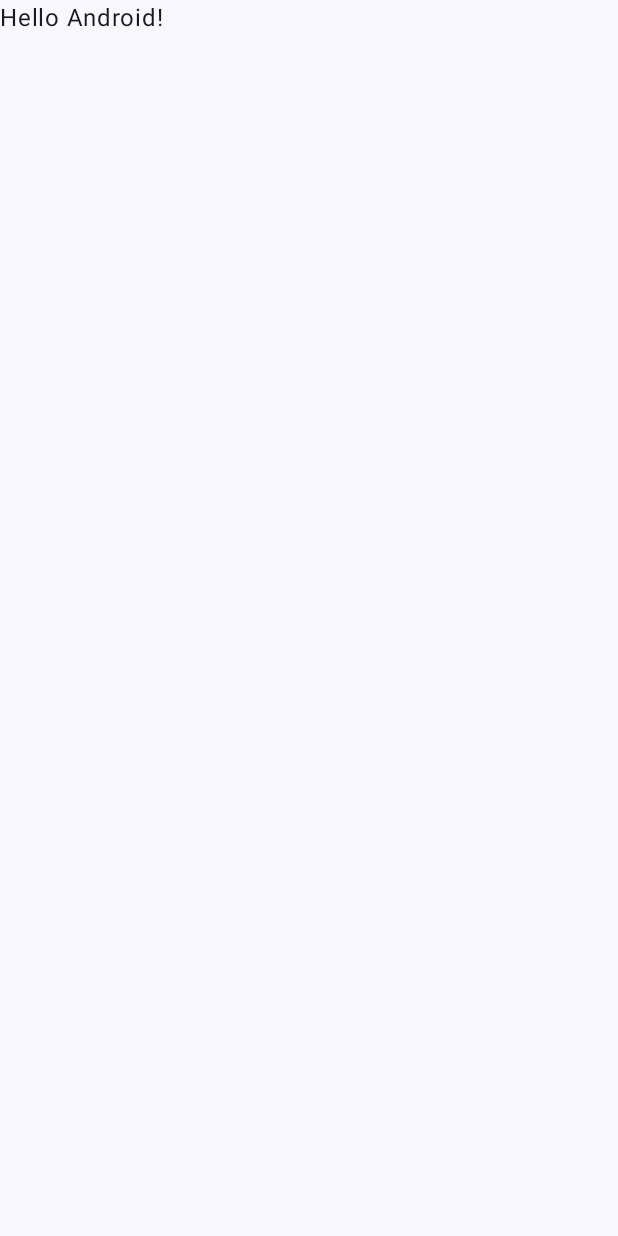
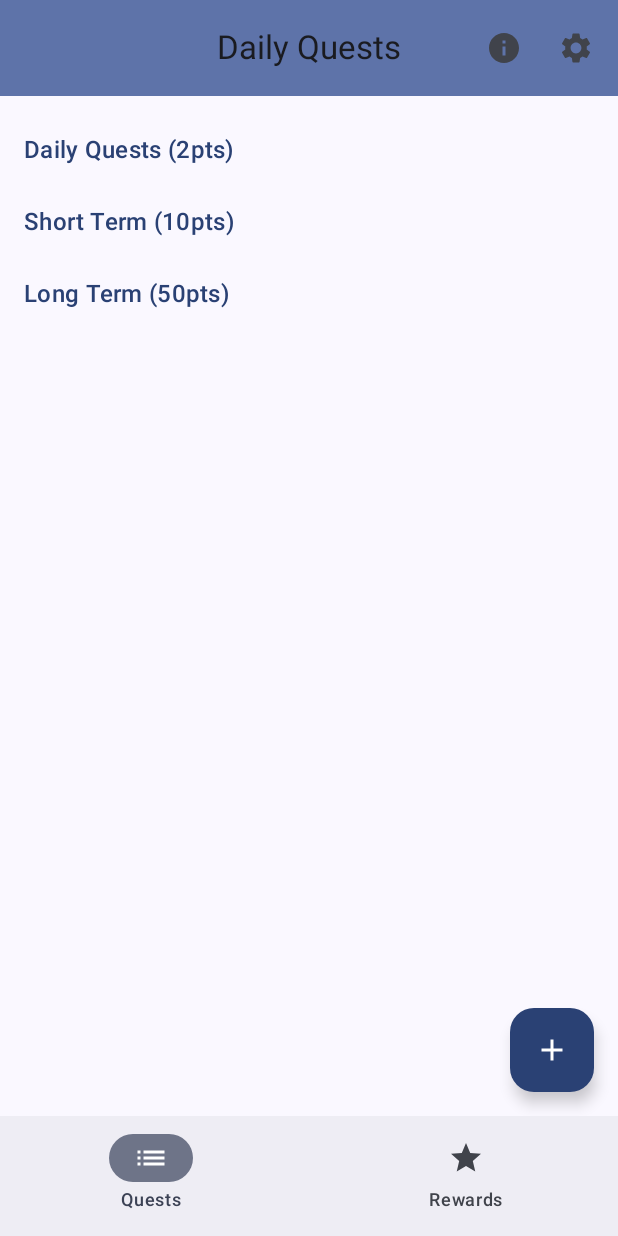
Before and after one commit to samrc265/Earn_It, an Android app built with Jetpack Compose: the screen it shows after launch (MainActivity), on a phone screen of 412 x 824 dp. Before the commit the screen is almost empty. Run offline under Robolectric (Android 15) with nearby library versions, the phone set to English and light mode, and no system bars; our stand-ins replace Room's generated code.

Commit message:
feat: Implement core app structure and database
This commit introduces the fundamental architecture of the application, including database persistence, view model logic, and a multi-screen user interface.

- **Database and Repository:**
  - Integrates Room for local data storage (`EarnItDatabase`, `EarnItDao`).
  - Defines entities for `Task`, `RewardNote`, and `UserStats`.
  - Implements a `Repository` pattern (`EarnItRepository`) to abstract data sources.
  - Adds a `TypeConverter` for the `TaskType` enum.

- **ViewModel:**
  - Creates a `MainViewModel` to hold and manage UI state and business logic.
  - Exposes database data as `StateFlow`s (`tasks`, `score`, `notes`).
  - Implements functions for all user actions: adding, toggling, and deleting tasks and notes, and updating the score.

- **UI and Navigation:**
  - Replaces the initial `MainActivity` content with a `NavHost`-based structure.
  - Implements three main screens: `QuestScreen`, `RewardsScreen`, and `SettingsScreen`.
  - Sets up a bottom navigation bar for switching between Quests and Rewards.
  - Adds a `TopAppBar` with a dynamic title and action buttons.

- **Application Class:**
  - Creates a custom `EarnItApplication` class to manage the lifecycle of the database and repository.

```diff
--- a/app/src/main/AndroidManifest.xml
+++ b/app/src/main/AndroidManifest.xml
@@ -3,6 +3,7 @@
     xmlns:tools="http://schemas.android.com/tools">
 
     <application
+        android:name=".EarnItApplication"
         android:allowBackup="true"
         android:dataExtractionRules="@xml/data_extraction_rules"
         android:fullBackupContent="@xml/backup_rules"
@@ -10,7 +11,9 @@
         android:label="@string/app_name"
         android:roundIcon="@mipmap/ic_launcher_round"
         android:supportsRtl="true"
-        android:theme="@style/Theme.EarnIt">
+        android:theme="@style/Theme.EarnIt"
+        tools:targetApi="31">
+
         <activity
             android:name=".MainActivity"
             android:exported="true"
@@ -18,7 +21,6 @@
             android:theme="@style/Theme.EarnIt">
             <intent-filter>
                 <action android:name="android.intent.action.MAIN" />
-
                 <category android:name="android.intent.category.LAUNCHER" />
             </intent-filter>
         </activity>
--- /dev/null
+++ b/app/src/main/java/com/example/earnit/EarnItApplication.kt
@@ -0,0 +1,11 @@
+package com.example.earnit
+
+import android.app.Application
+import com.example.earnit.data.EarnItDatabase
+import com.example.earnit.data.EarnItRepository
+
+class EarnItApplication : Application() {
+    // Lazy initialization of database and repository
+    val database by lazy { EarnItDatabase.getDatabase(this) }
+    val repository by lazy { EarnItRepository(database.dao()) }
+}
--- a/app/src/main/java/com/example/earnit/MainActivity.kt
+++ b/app/src/main/java/com/example/earnit/MainActivity.kt
@@ -1,47 +1,132 @@
 package com.example.earnit
 
 import android.os.Bundle
+import android.widget.Toast
 import androidx.activity.ComponentActivity
 import androidx.activity.compose.setContent
 import androidx.activity.enableEdgeToEdge
-import androidx.compose.foundation.layout.fillMaxSize
+import androidx.activity.viewModels
 import androidx.compose.foundation.layout.padding
-import androidx.compose.material3.Scaffold
-import androidx.compose.material3.Text
-import androidx.compose.runtime.Composable
+import androidx.compose.material.icons.Icons
+import androidx.compose.material.icons.filled.Info
+import androidx.compose.material.icons.filled.List
+import androidx.compose.material.icons.filled.Settings
+import androidx.compose.material.icons.filled.Star
+import androidx.compose.material3.*
+import androidx.compose.runtime.*
 import androidx.compose.ui.Modifier
-import androidx.compose.ui.tooling.preview.Preview
+import androidx.compose.ui.graphics.vector.ImageVector
+import androidx.compose.ui.platform.LocalContext
+import androidx.navigation.NavDestination.Companion.hierarchy
+import androidx.navigation.NavGraph.Companion.findStartDestination
+import androidx.navigation.compose.NavHost
+import androidx.navigation.compose.composable
+import androidx.navigation.compose.currentBackStackEntryAsState
+import androidx.navigation.compose.rememberNavController
+import com.example.earnit.ui.screens.QuestScreen
+import com.example.earnit.ui.screens.RewardsScreen
+import com.example.earnit.ui.screens.SettingsScreen
 import com.example.earnit.ui.theme.EarnItTheme
+import com.example.earnit.viewmodel.MainViewModel
+
+// Define Screens routes
+sealed class Screen(val route: String, val title: String, val icon: ImageVector) {
+    data object Quests : Screen("quests", "Quests", Icons.Default.List)
+    data object Rewards : Screen("rewards", "Rewards", Icons.Default.Star)
+    data object Settings : Screen("settings", "Settings", Icons.Default.Settings)
+}
 
 class MainActivity : ComponentActivity() {
+    // We use the Factory we created in the ViewModel to inject the database
+    private val mainViewModel: MainViewModel by viewModels { MainViewModel.Factory }
+
     override fun onCreate(savedInstanceState: Bundle?) {
         super.onCreate(savedInstanceState)
         enableEdgeToEdge()
         setContent {
             EarnItTheme {
-                Scaffold(modifier = Modifier.fillMaxSize()) { innerPadding ->
-                    Greeting(
-                        name = "Android",
-                        modifier = Modifier.padding(innerPadding)
-                    )
-                }
+                EarnItApp(viewModel = mainViewModel)
             }
         }
     }
 }
 
+@OptIn(ExperimentalMaterial3Api::class)
 @Composable
-fun Greeting(name: String, modifier: Modifier = Modifier) {
-    Text(
-        text = "Hello $name!",
-        modifier = modifier
-    )
-}
+fun EarnItApp(viewModel: MainViewModel) {
+    val navController = rememberNavController()
+    val context = LocalContext.current
 
-@Preview(showBackground = true)
-@Composable
-fun GreetingPreview() {
-    EarnItTheme {
-        Greeting("Android")
+    // Items for the Bottom Bar
+    val bottomNavItems = listOf(Screen.Quests, Screen.Rewards)
+
+    val navBackStackEntry by navController.currentBackStackEntryAsState()
+    val currentRoute = navBackStackEntry?.destination?.route ?: Screen.Quests.route
+
+    // Dynamic Title based on screen
+    val currentTitle = when(currentRoute) {
+        Screen.Quests.route -> "Daily Quests"
+        Screen.Rewards.route -> "Rewards & Score"
+        Screen.Settings.route -> "Settings"
+        else -> "Earn It"
+    }
+
+    Scaffold(
+        topBar = {
+            CenterAlignedTopAppBar(
+                title = { Text(currentTitle) },
+                actions = {
+                    // Info Button
+                    IconButton(onClick = {
+                        val msg = when(currentRoute) {
+                            Screen.Quests.route -> "Complete tasks to earn points!"
+                            Screen.Rewards.route -> "Every 100 points = 1 Reward Point"
+                            else -> "Earn It App v1.0"
+                        }
+                        Toast.makeText(context, msg, Toast.LENGTH_SHORT).show()
+                    }) { Icon(Icons.Default.Info, contentDescription = "Info") }
+
+                    // Settings Button
+                    IconButton(onClick = { navController.navigate(Screen.Settings.route) }) {
+                        Icon(Icons.Default.Settings, contentDescription = "Settings")
+                    }
+                },
+                colors = TopAppBarDefaults.centerAlignedTopAppBarColors(
+                    containerColor = MaterialTheme.colorScheme.primaryContainer
+                )
+            )
+        },
+        bottomBar = {
+            // Hide bottom bar on Settings screen
+            if (currentRoute != Screen.Settings.route) {
+                NavigationBar {
+                    val currentDestination = navBackStackEntry?.destination
+                    bottomNavItems.forEach { screen ->
+                        NavigationBarItem(
+                            icon = { Icon(screen.icon, contentDescription = screen.title) },
+                            label = { Text(screen.title) },
+                            selected = currentDestination?.hierarchy?.any { it.route == screen.route } == true,
+                            onClick = {
+                                navController.navigate(screen.route) {
+                                    popUpTo(navController.graph.findStartDestination().id) { saveState = true }
+                                    launchSingleTop = true
+                                    restoreState = true
+                                }
+                            }
+                        )
+                    }
+                }
+            }
+        }
+    ) { innerPadding ->
+        NavHost(
+            navController = navController,
+            startDestination = Screen.Quests.route,
+            modifier = Modifier.padding(innerPadding)
+        ) {
+            composable(Screen.Quests.route) { QuestScreen(viewModel = viewModel) }
+            composable(Screen.Rewards.route) { RewardsScreen(viewModel = viewModel) }
+            composable(Screen.Settings.route) { SettingsScreen() }
+        }
     }
 }
--- /dev/null
+++ b/app/src/main/java/com/example/earnit/data/EarnItDao.kt
@@ -0,0 +1,41 @@
+package com.example.earnit.data
+
+import androidx.room.*
+import com.example.earnit.model.RewardNote
+import com.example.earnit.model.Task
+import com.example.earnit.model.UserStats
+import kotlinx.coroutines.flow.Flow
+
+@Dao
+interface EarnItDao {
+
+    // --- Tasks ---
+    @Query("SELECT * FROM tasks")
+    fun getAllTasks(): Flow<List<Task>>
+
+    @Insert(onConflict = OnConflictStrategy.REPLACE)
+    suspend fun insertTask(task: Task)
+
+    @Update
+    suspend fun updateTask(task: Task)
+
+    @Delete
+    suspend fun deleteTask(task: Task)
+
+    // --- Notes ---
+    @Query("SELECT * FROM notes ORDER BY timestamp DESC")
+    fun getAllNotes(): Flow<List<RewardNote>>
+
+    @Insert(onConflict = OnConflictStrategy.REPLACE)
+    suspend fun insertNote(note: RewardNote)
+
+    @Delete
+    suspend fun deleteNote(note: RewardNote)
+
+    // --- Stats (Score) ---
+    @Query("SELECT * FROM user_stats WHERE id = 0")
+    fun getUserStats(): Flow<UserStats?>
+
+    @Insert(onConflict = OnConflictStrategy.REPLACE)
+    suspend fun insertOrUpdateStats(stats: UserStats)
+}
--- /dev/null
+++ b/app/src/main/java/com/example/earnit/data/EarnItDatabase.kt
@@ -0,0 +1,30 @@
+package com.example.earnit.data
+
+import android.content.Context
+import androidx.room.Database
+import androidx.room.Room
+import androidx.room.RoomDatabase
+import androidx.room.TypeConverters
+import com.example.earnit.model.RewardNote
+import com.example.earnit.model.Task
+import com.example.earnit.model.UserStats
+
+@Database(entities = [Task::class, RewardNote::class, UserStats::class], version = 1, exportSchema = false)
+@TypeConverters(Converters::class)
+abstract class EarnItDatabase : RoomDatabase() {
+    abstract fun dao(): EarnItDao
+
+    companion object {
+        @Volatile
+        private var Instance: EarnItDatabase? = null
+
+        fun getDatabase(context: Context): EarnItDatabase {
+            return Instance ?: synchronized(this) {
+                Room.databaseBuilder(context, EarnItDatabase::class.java, "earnit_database")
+                    .fallbackToDestructiveMigration() // Wipes DB if you change schema versions
+                    .build()
+                    .also { Instance = it }
+            }
+        }
+    }
+}
--- /dev/null
+++ b/app/src/main/java/com/example/earnit/data/EarnItRepository.kt
@@ -0,0 +1,31 @@
+package com.example.earnit.data
+
+import com.example.earnit.model.RewardNote
+import com.example.earnit.model.Task
+import com.example.earnit.model.UserStats
+import kotlinx.coroutines.flow.Flow
+import kotlinx.coroutines.flow.firstOrNull
+import kotlinx.coroutines.flow.map
+
+class EarnItRepository(private val dao: EarnItDao) {
+
+    val tasks: Flow<List<Task>> = dao.getAllTasks()
+    val notes: Flow<List<RewardNote>> = dao.getAllNotes()
+
+    // Map the UserStats object directly to an Int for the ViewModel
+    // If null (first run), return 0
+    val score: Flow<Int> = dao.getUserStats().map { it?.score ?: 0 }
+
+    suspend fun addTask(task: Task) = dao.insertTask(task)
+    suspend fun updateTask(task: Task) = dao.updateTask(task)
+    suspend fun deleteTask(task: Task) = dao.deleteTask(task)
+
+    suspend fun addNote(note: RewardNote) = dao.insertNote(note)
+    suspend fun deleteNote(note: RewardNote) = dao.deleteNote(note)
+
+    suspend fun updateScore(delta: Int) {
+        val currentStats = dao.getUserStats().firstOrNull() ?: UserStats(score = 0)
+        val newScore = (currentStats.score + delta).coerceAtLeast(0)
+        dao.insertOrUpdateStats(currentStats.copy(score = newScore))
+    }
+}
--- /dev/null
+++ b/app/src/main/java/com/example/earnit/ui/screens/QuestScreen.kt
@@ -0,0 +1,136 @@
+package com.example.earnit.ui.screens
+
+import androidx.compose.foundation.layout.*
+import androidx.compose.foundation.lazy.LazyColumn
+import androidx.compose.foundation.lazy.items
+import androidx.compose.material.icons.Icons
+import androidx.compose.material.icons.filled.Add
+import androidx.compose.material.icons.filled.Delete
+import androidx.compose.material3.*
+import androidx.compose.runtime.*
+import androidx.compose.ui.Alignment
+import androidx.compose.ui.Modifier
+import androidx.compose.ui.text.style.TextDecoration
+import androidx.compose.ui.unit.dp
+import androidx.lifecycle.compose.collectAsStateWithLifecycle
+import com.example.earnit.model.Task
+import com.example.earnit.model.TaskType
+import com.example.earnit.viewmodel.MainViewModel
+
+@Composable
+fun QuestScreen(viewModel: MainViewModel) {
+    // Observe database changes
+    val tasks by viewModel.tasks.collectAsStateWithLifecycle()
+    var showDialog by remember { mutableStateOf(false) }
+
+    Box(modifier = Modifier.fillMaxSize()) {
+        LazyColumn(
+            modifier = Modifier.fillMaxSize().padding(16.dp),
+            verticalArrangement = Arrangement.spacedBy(16.dp)
+        ) {
+            item { SectionHeader("Daily Quests (2pts)") }
+            items(tasks.filter { it.type == TaskType.DAILY }) { task ->
+                TaskItem(task, onToggle = { viewModel.toggleTask(task) }, onDelete = { viewModel.deleteTask(task) })
+            }
+
+            item { SectionHeader("Short Term (10pts)") }
+            items(tasks.filter { it.type == TaskType.SHORT_TERM }) { task ->
+                TaskItem(task, onToggle = { viewModel.toggleTask(task) }, onDelete = { viewModel.deleteTask(task) })
+            }
+
+            item { SectionHeader("Long Term (50pts)") }
+            items(tasks.filter { it.type == TaskType.LONG_TERM }) { task ->
+                TaskItem(task, onToggle = { viewModel.toggleTask(task) }, onDelete = { viewModel.deleteTask(task) })
+            }
+            // Space for the Floating Action Button
+            item { Spacer(modifier = Modifier.height(80.dp)) }
+        }
+
+        FloatingActionButton(
+            onClick = { showDialog = true },
+            modifier = Modifier.align(Alignment.BottomEnd).padding(16.dp),
+            containerColor = MaterialTheme.colorScheme.primary
+        ) {
+            Icon(Icons.Default.Add, contentDescription = "Add Task")
+        }
+    }
+
+    if (showDialog) {
+        AddTaskDialog(
+            onDismiss = { showDialog = false },
+            onAdd = { name, type -> viewModel.addTask(name, type) }
+        )
+    }
+}
+
+@Composable
+fun SectionHeader(title: String) {
+    Text(
+        text = title,
+        style = MaterialTheme.typography.titleMedium,
+        color = MaterialTheme.colorScheme.primary,
+        modifier = Modifier.padding(top = 8.dp)
+    )
+}
+
+@Composable
+fun TaskItem(task: Task, onToggle: () -> Unit, onDelete: () -> Unit) {
+    Card(
+        colors = CardDefaults.cardColors(
+            containerColor = if (task.isCompleted) MaterialTheme.colorScheme.surfaceVariant.copy(alpha=0.5f) else MaterialTheme.colorScheme.surfaceVariant
+        )
+    ) {
+        Row(
+            modifier = Modifier.fillMaxWidth().padding(8.dp),
+            verticalAlignment = Alignment.CenterVertically
+        ) {
+            Checkbox(checked = task.isCompleted, onCheckedChange = { onToggle() })
+            Text(
+                text = task.name,
+                modifier = Modifier.weight(1f),
+                style = MaterialTheme.typography.bodyLarge,
+                textDecoration = if (task.isCompleted) TextDecoration.LineThrough else null
+            )
+            IconButton(onClick = onDelete) {
+                Icon(Icons.Default.Delete, contentDescription = "Delete", tint = MaterialTheme.colorScheme.error)
+            }
+        }
+    }
+}
+
+@OptIn(ExperimentalMaterial3Api::class)
+@Composable
+fun AddTaskDialog(onDismiss: () -> Unit, onAdd: (String, TaskType) -> Unit) {
+    var name by remember { mutableStateOf("") }
+    var selectedType by remember { mutableStateOf(TaskType.DAILY) }
+
+    AlertDialog(
+        onDismissRequest = onDismiss,
+        title = { Text("New Quest") },
+        text = {
+            Column {
+                OutlinedTextField(value = name, onValueChange = { name = it }, label = { Text("Task Name") })
+                Spacer(modifier = Modifier.height(8.dp))
+                Text("Type:", style = MaterialTheme.typography.labelLarge)
+                Row(modifier = Modifier.fillMaxWidth(), horizontalArrangement = Arrangement.SpaceBetween) {
+                    TaskType.values().forEach { type ->
+                        FilterChip(
+                            selected = selectedType == type,
+                            onClick = { selectedType = type },
+                            label = { Text(type.name.take(4)) }
+                        )
+                    }
+                }
+            }
+        },
+        confirmButton = {
+            Button(onClick = {
+                if (name.isNotEmpty()) {
+                    onAdd(name, selectedType)
+                    onDismiss()
+                }
+            }) { Text("Add") }
+        },
+        dismissButton = { TextButton(onClick = onDismiss) { Text("Cancel") } }
+    )
+}
--- /dev/null
+++ b/app/src/main/java/com/example/earnit/viewmodel/MainViewModel.kt
@@ -0,0 +1,88 @@
+package com.example.earnit.viewmodel
+
+import androidx.lifecycle.ViewModel
+import androidx.lifecycle.ViewModelProvider
+import androidx.lifecycle.viewModelScope
+import androidx.lifecycle.viewmodel.initializer
+import androidx.lifecycle.viewmodel.viewModelFactory
+import com.example.earnit.EarnItApplication
+import com.example.earnit.data.EarnItRepository
+import com.example.earnit.model.RewardNote
+import com.example.earnit.model.Task
+import com.example.earnit.model.TaskType
+import kotlinx.coroutines.flow.SharingStarted
+import kotlinx.coroutines.flow.StateFlow
+import kotlinx.coroutines.flow.stateIn
+import kotlinx.coroutines.launch
+
+class MainViewModel(private val repository: EarnItRepository) : ViewModel() {
+
+    // --- State (Connected to Database) ---
+    // These automatically update when the database changes
+    val tasks: StateFlow<List<Task>> = repository.tasks
+        .stateIn(viewModelScope, SharingStarted.WhileSubscribed(5000), emptyList())
+
+    val score: StateFlow<Int> = repository.score
+        .stateIn(viewModelScope, SharingStarted.WhileSubscribed(5000), 0)
+
+    val notes: StateFlow<List<RewardNote>> = repository.notes
+        .stateIn(viewModelScope, SharingStarted.WhileSubscribed(5000), emptyList())
+
+    // --- Actions ---
+    fun addTask(name: String, type: TaskType) {
+        val points = when (type) {
+            TaskType.DAILY -> 2
+            TaskType.SHORT_TERM -> 10
+            TaskType.LONG_TERM -> 50
+        }
+        viewModelScope.launch {
+            repository.addTask(Task(name = name, type = type, points = points))
+        }
+    }
+
+    fun toggleTask(task: Task) {
+        viewModelScope.launch {
+            val newStatus = !task.isCompleted
+            // 1. Update the task status
+            repository.updateTask(task.copy(isCompleted = newStatus))
+
+            // 2. Calculate point change (Add points if checking, subtract if unchecking)
+            val pointsDelta = if (newStatus) task.points else -task.points
+            repository.updateScore(pointsDelta)
+        }
+    }
+
+    fun deleteTask(task: Task) {
+        viewModelScope.launch {
+            // Optional: If you delete a completed task, should you lose the points?
+            // Currently: Yes.
+            if (task.isCompleted) {
+                repository.updateScore(-task.points)
+            }
+            repository.deleteTask(task)
+        }
+    }
+
+    fun addNote(content: String) {
+        viewModelScope.launch {
+            repository.addNote(RewardNote(content = content))
+        }
+    }
+
+    fun deleteNote(note: RewardNote) {
+        viewModelScope.launch {
+            repository.deleteNote(note)
+        }
+    }
+
+    // --- Factory ---
+    // This tells Android how to create this ViewModel with the Repository dependency
+    companion object {
+        val Factory: ViewModelProvider.Factory = viewModelFactory {
+            initializer {
+                val application = (this[ViewModelProvider.AndroidViewModelFactory.APPLICATION_KEY] as EarnItApplication)
+                MainViewModel(application.repository)
+            }
+        }
+    }
+}
```
Also changed, not shown: app/build.gradle.kts (+16 -0 lines), app/src/main/java/com/example/earnit/data/Converters.kt (added, +20 -0 lines), app/src/main/java/com/example/earnit/model/Entities.kt (added, +36 -0 lines), app/src/main/java/com/example/earnit/ui/screens/RewardsScreen.kt (added, +102 -0 lines), app/src/main/java/com/example/earnit/ui/screens/SettingsScreen.kt (added, +23 -0 lines).
